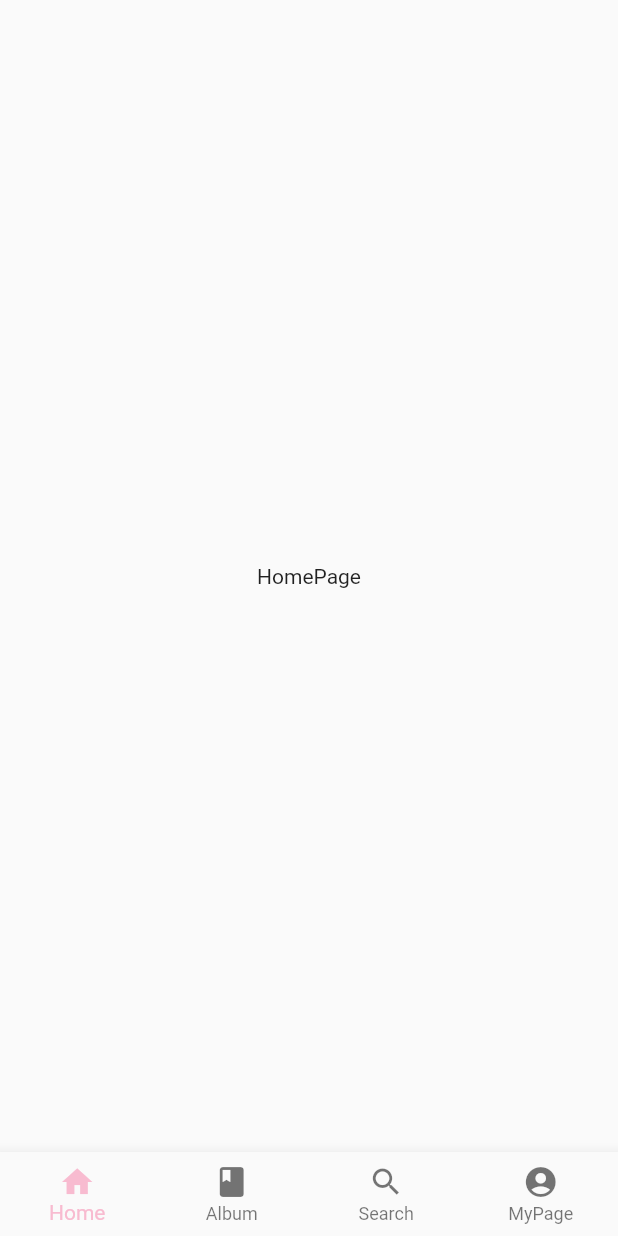
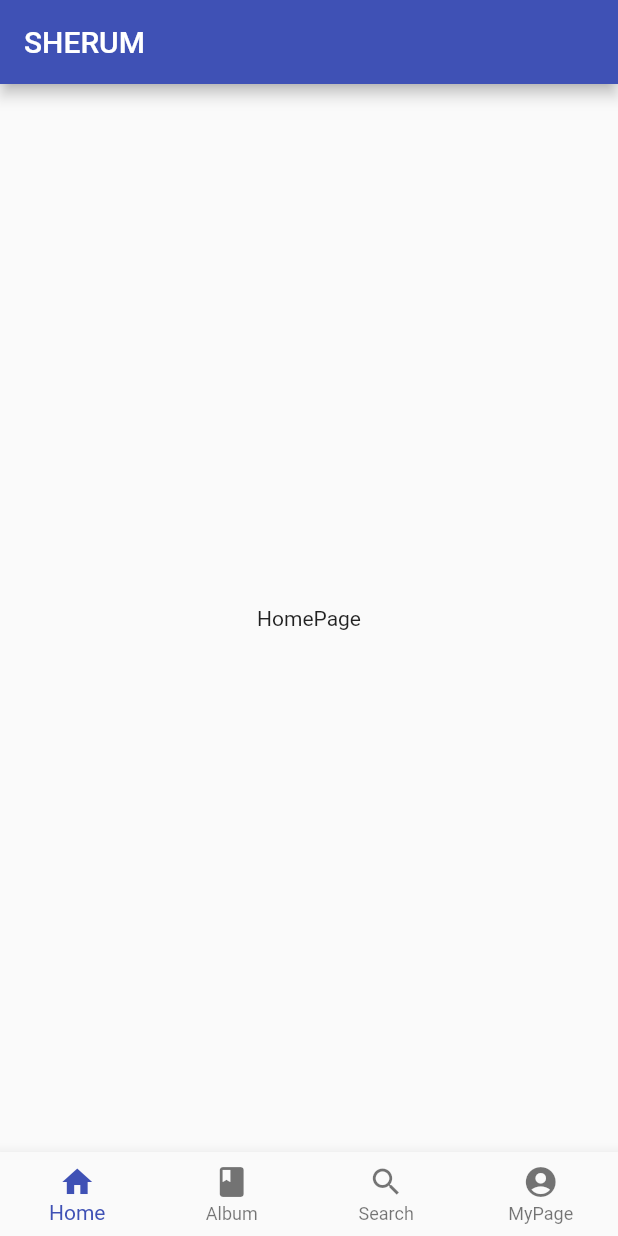
Before and after one commit to Farrule/sherum, a Flutter app: the screen it shows after launch, on a phone screen of 412 x 824 dp. Run offline on Flutter 3.47's test engine with Material 2 defaults, Android fonts, the phone set to English and light mode, and no system bars.

Commit message:
update: theme files change

```diff
--- a/lib/main.dart
+++ b/lib/main.dart
@@ -1,27 +1,13 @@
 import 'package:flutter/material.dart';
+import 'package:flutter/cupertino.dart';
+// * page files
 import 'package:sherum/pages/home_page.dart';
 import 'package:sherum/pages/album_page.dart';
 import 'package:sherum/pages/search_page.dart';
 import 'package:sherum/pages/my_page.dart';
-
-class Common {
-  static const int _primaryValue = 0xFFF8BBD0;
-  static const MaterialColor primaryColor = MaterialColor(
-    _primaryValue,
-    <int, Color>{
-      50: Color(0xFFF8BBD0),
-      100: Color(0xFFF8BBD0),
-      200: Color(0xFFF8BBD0),
-      300: Color(0xFFF8BBD0),
-      400: Color(0xFFF8BBD0),
-      500: Color(_primaryValue),
-      600: Color(0xFFF8BBD0),
-      700: Color(0xFFF8BBD0),
-      800: Color(0xFFF8BBD0),
-      900: Color(0xFFF8BBD0),
-    },
-  );
-}
+// * theme files
+import 'package:sherum/theme/light_theme.dart';
+import 'package:sherum/theme/dark_theme.dart';
 
 void main() => runApp(MyApp());
 
@@ -30,9 +16,8 @@ class MyApp extends StatelessWidget {
   Widget build(BuildContext context) {
     return MaterialApp(
       title: 'sherum main',
-      theme: ThemeData(
-        primarySwatch: Common.primaryColor,
-      ),
+      theme: LightTheme.data,
+      darkTheme: DarkTheme.data,
       home: AppPage(),
     );
   }
@@ -78,6 +63,9 @@ class _AppPageState extends State<AppPage> {
   @override
   Widget build(BuildContext context) {
     return Scaffold(
+      appBar: AppBar(
+        title: const Text('SHERUM'),
+      ),
       body: _pageList[_page],
       bottomNavigationBar: BottomNavigationBar(
         type: BottomNavigationBarType.fixed,
```
Also changed, not shown: 2 other files.
